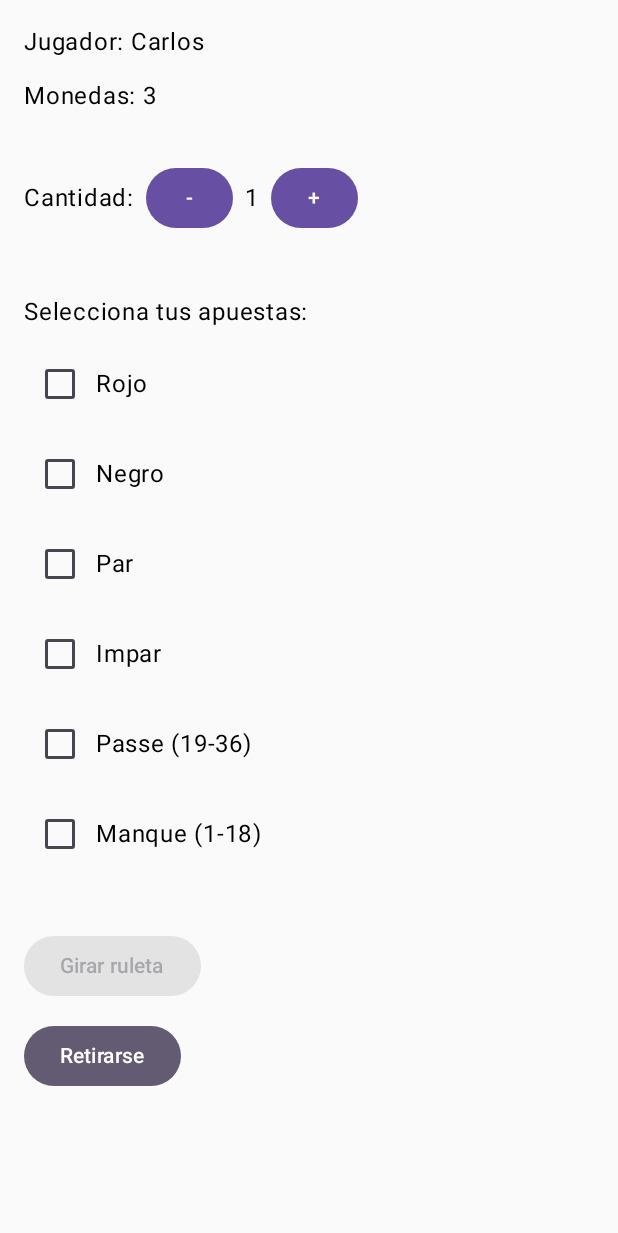
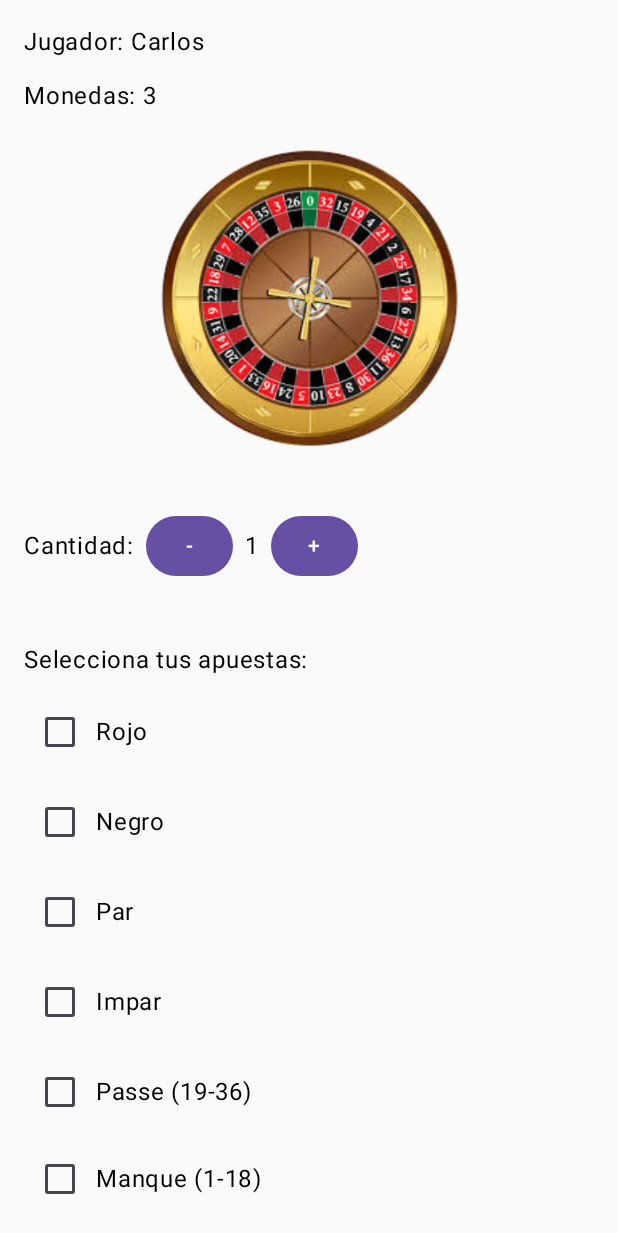
Before and after one commit to cschulze-uoc/ruleta, an Android app built with Jetpack Compose: the screen it shows after launch (MainActivity), after a tap on "Nueva partida", on a phone screen of 412 x 824 dp. Shown: the top 1233 px of the screen. Run offline under Robolectric (Android 15) with nearby library versions, the light colour scheme and no system bars.

Commit message:
animación ruleta

```diff
--- a/app/src/main/java/com/apktados/ruleta/MainActivity.kt
+++ b/app/src/main/java/com/apktados/ruleta/MainActivity.kt
@@ -22,6 +22,13 @@ import kotlinx.coroutines.launch
 import kotlinx.coroutines.withContext
 import com.apktados.ruleta.data.Partida
 import com.apktados.ruleta.data.PartidasRepository
+
+import androidx.compose.animation.core.Animatable
+import androidx.compose.animation.core.tween
+import androidx.compose.foundation.Image
+import androidx.compose.ui.graphics.graphicsLayer
+import androidx.compose.ui.res.painterResource
+import kotlinx.coroutines.delay
 
 class MainActivity : ComponentActivity() {
     override fun onCreate(savedInstanceState: Bundle?) {
@@ -133,11 +140,15 @@ private fun HomeScreen(
     }
 }
 
+
+
 @Composable
 fun GameScreen(
     jugador: String,
     navController: NavController
 ) {
+    val rotation = remember { Animatable(0f) }
+    var girando by remember { mutableStateOf(false) }
 
     val engine = remember { RuletaEngine() }
 
@@ -186,7 +197,23 @@ fun GameScreen(
 
         Text("Jugador: $jugador")
         Text("Monedas: $monedas")
-
+        Box(
+            modifier = Modifier
+                .fillMaxWidth()
+                .height(220.dp),
+            contentAlignment = Alignment.Center
+        ) {
+            Image(
+                painter = painterResource(id = R.drawable.ruleta),
+                contentDescription = "Ruleta",
+                modifier = Modifier
+                    .size(200.dp)
+                    .graphicsLayer(rotationZ = rotation.value)
+            )
+        }
+        if (girando) {
+            Text("Girando…")
+        }
         Spacer(modifier = Modifier.height(8.dp))
 
         // 🔹 SELECTOR DE CANTIDAD
@@ -249,10 +276,31 @@ fun GameScreen(
 
         Button(
             onClick = {
-
+                if (girando) return@Button
                 if (apuestasSeleccionadas.isEmpty()) return@Button
                 if (cantidadApuesta > monedas) return@Button
 
+                // Bloqueamos UI
+                girando = true
+
+                // Lanzamos animación + resolución
+                scope.launch {
+
+                    // Gira entre 3 y 6 vueltas
+                    val vueltas = (3..6).random()
+                    val extra = (0..359).random()
+                    val target = rotation.value + (vueltas * 360f) + extra
+
+                    // Animación
+                    rotation.animateTo(
+                        targetValue = target,
+                        animationSpec = tween(durationMillis = 1500)
+                    )
+
+                    // Pequeña pausa para "efecto"
+                    delay(150)
+
+                    // Calculamos resultado y aplicamos lógica
                     val nuevoResultado = engine.girar()
                     resultado = nuevoResultado
 
@@ -269,12 +317,19 @@ fun GameScreen(
                         cantidadApuesta = monedas.coerceAtLeast(1)
                     }
 
+                    if (monedas <= 0) {
+                        partidaFinalizada = true
+                    }
 
+                    // Desbloqueamos UI
+                    girando = false
+                }
             },
-            enabled = apuestasSeleccionadas.isNotEmpty() &&
+            enabled = !girando &&
+                    !partidaFinalizada &&
+                    apuestasSeleccionadas.isNotEmpty() &&
                     monedas >= cantidadApuesta &&
-                    monedas > 0 &&
-                    !partidaFinalizada
+                    monedas > 0
         ) {
             Text("Girar ruleta")
         }
```
Also changed, not shown: app/src/main/res/drawable/ruleta.png (added). Lines whose indentation alone changed are shown as unchanged.
